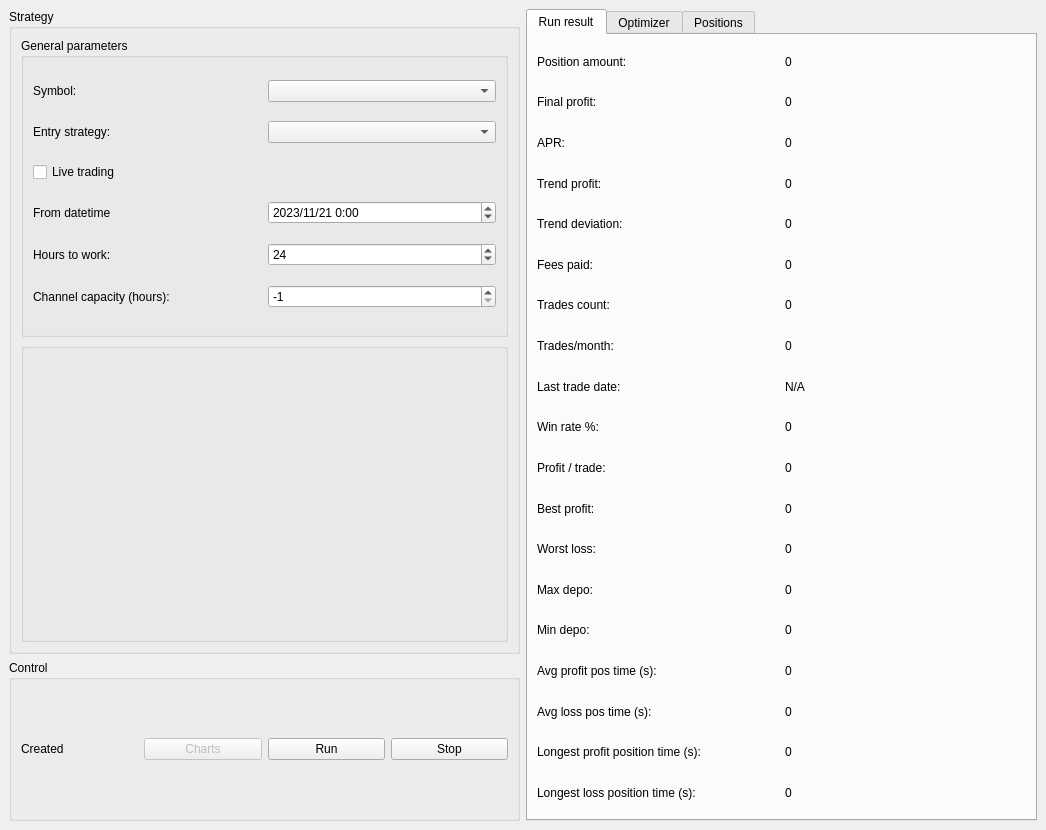
The window that frontend/mainwindow.ui (84k491/crypto_cpp) describes before a commit, drawn with Qt 5.
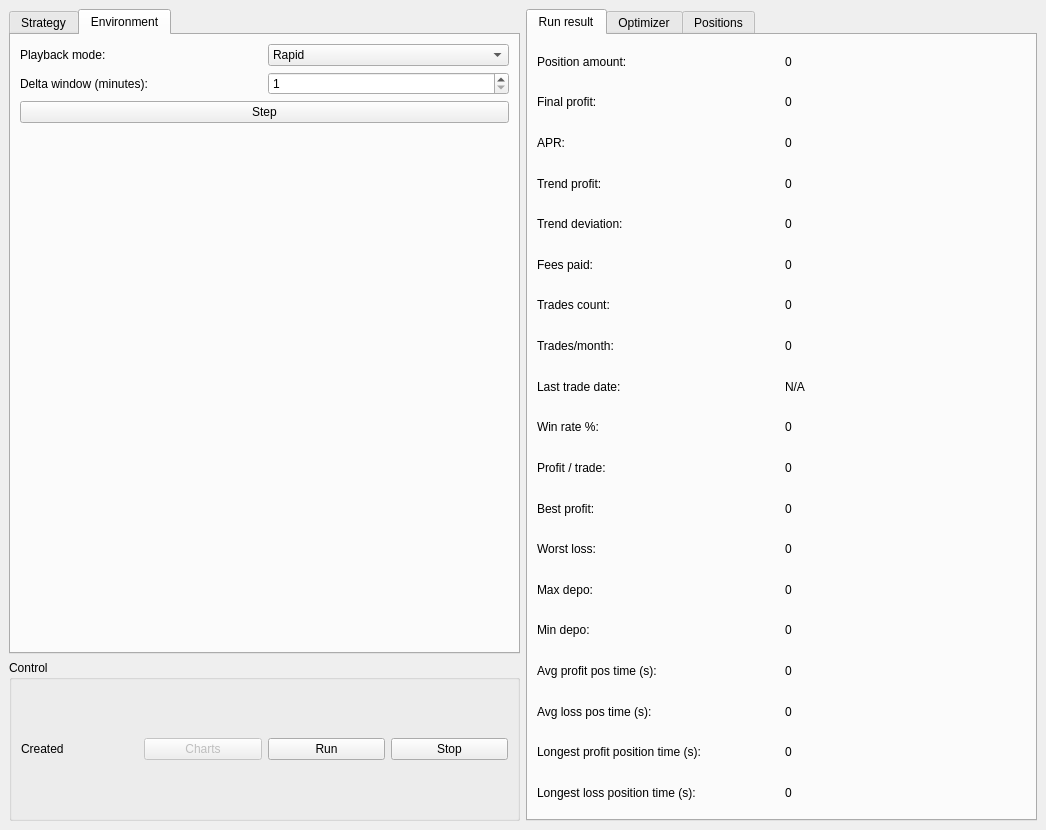
The same window after the commit. The open tabs and pages were chosen to show the change. Custom widgets are drawn as their Qt base class.

Commit message: Enable Step and Playback backtest modes

```diff
--- a/frontend/mainwindow.ui
+++ b/frontend/mainwindow.ui
@@ -24,10 +24,14 @@
     <item>
      <layout class="QVBoxLayout" name="verticalLayout" stretch="4,1">
       <item>
-       <widget class="QGroupBox" name="groupBox">
-        <property name="title">
+       <widget class="QTabWidget" name="tw_left">
+        <property name="currentIndex">
+         <number>0</number>
+        </property>
+        <widget class="QWidget" name="tab_strategy">
+         <attribute name="title">
          <string>Strategy</string>
-        </property>
+         </attribute>
         <layout class="QVBoxLayout" name="verticalLayout_4">
          <item>
           <widget class="QGroupBox" name="groupBox_3">
@@ -175,6 +179,88 @@
           </widget>
          </item>
         </layout>
+        </widget>
+        <widget class="QWidget" name="tab_environment">
+         <attribute name="title">
+          <string>Environment</string>
+         </attribute>
+         <layout class="QVBoxLayout" name="verticalLayout_environment">
+          <item>
+           <layout class="QHBoxLayout" name="horizontalLayout_playback_mode">
+            <item>
+             <widget class="QLabel" name="lb_playback_mode">
+              <property name="text">
+               <string>Playback mode:</string>
+              </property>
+             </widget>
+            </item>
+            <item>
+             <widget class="QComboBox" name="cb_playback_mode">
+              <item>
+               <property name="text">
+                <string>Rapid</string>
+               </property>
+              </item>
+              <item>
+               <property name="text">
+                <string>Playback</string>
+               </property>
+              </item>
+              <item>
+               <property name="text">
+                <string>Step</string>
+               </property>
+              </item>
+             </widget>
+            </item>
+           </layout>
+          </item>
+          <item>
+           <layout class="QHBoxLayout" name="horizontalLayout_playback_delta">
+            <item>
+             <widget class="QLabel" name="lb_playback_delta">
+              <property name="text">
+               <string>Delta window (minutes):</string>
+              </property>
+             </widget>
+            </item>
+            <item>
+             <widget class="QSpinBox" name="sb_playback_delta_min">
+              <property name="minimum">
+               <number>1</number>
+              </property>
+              <property name="maximum">
+               <number>10080</number>
+              </property>
+              <property name="value">
+               <number>1</number>
+              </property>
+             </widget>
+            </item>
+           </layout>
+          </item>
+          <item>
+           <widget class="QPushButton" name="pb_step">
+            <property name="text">
+             <string>Step</string>
+            </property>
+           </widget>
+          </item>
+          <item>
+           <spacer name="verticalSpacer_environment">
+            <property name="orientation">
+             <enum>Qt::Orientation::Vertical</enum>
+            </property>
+            <property name="sizeHint" stdset="0">
+             <size>
+              <width>20</width>
+              <height>40</height>
+             </size>
+            </property>
+           </spacer>
+          </item>
+         </layout>
+        </widget>
        </widget>
       </item>
       <item>
```
Lines whose indentation alone changed are shown as unchanged. The commit also changes 12 other files.
